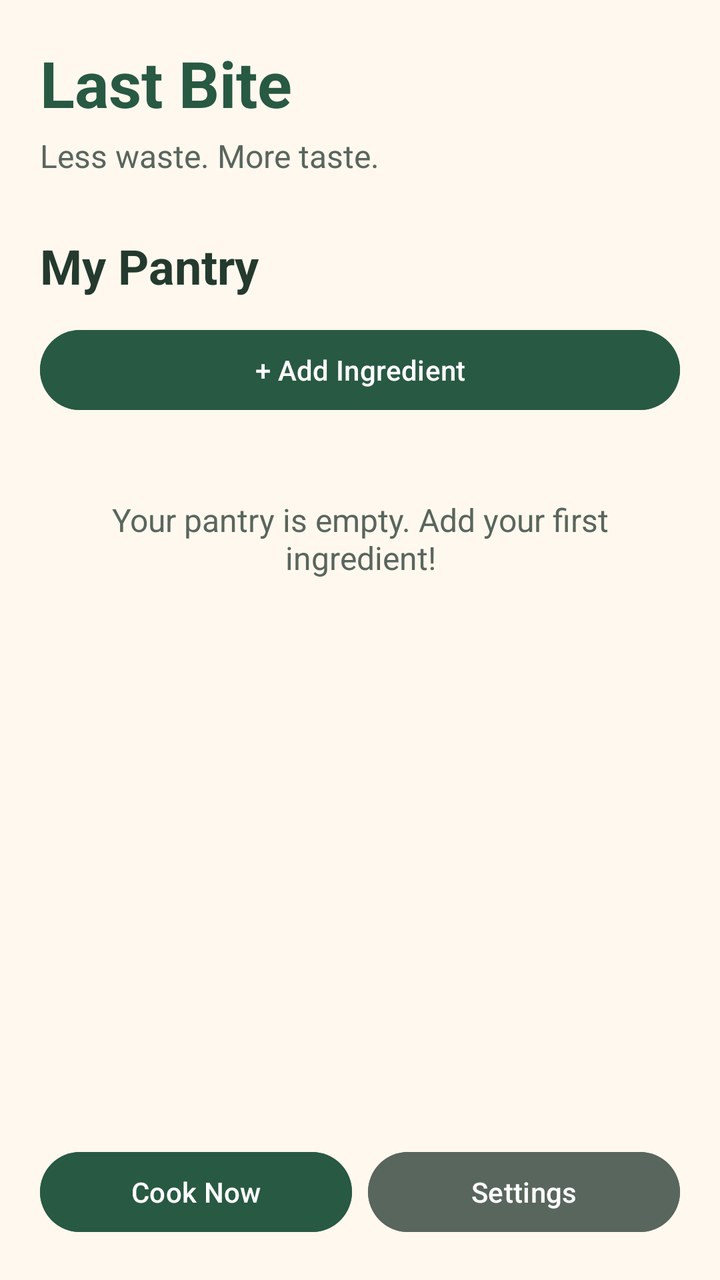
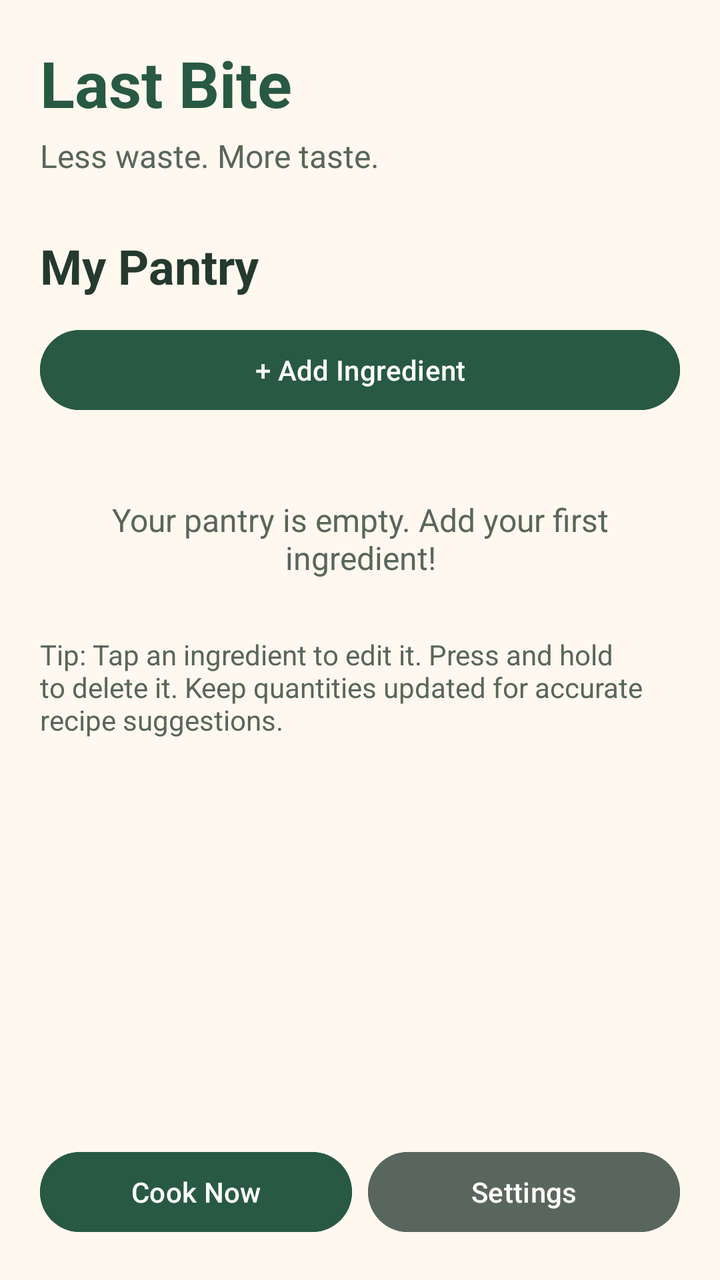

Compare the two renders of this Android layout. The source of the first and the diff that turns it into the second are given below.
<!-- AndroidManifest.xml: application theme Theme.LastBite -->
<!-- res/layout/activity_main.xml -->
<?xml version="1.0" encoding="utf-8"?>
<LinearLayout xmlns:android="http://schemas.android.com/apk/res/android"
    android:id="@+id/main"
    android:layout_width="match_parent"
    android:layout_height="match_parent"
    android:orientation="vertical"
    android:background="#FFF8EE">

    <LinearLayout
        android:layout_width="match_parent"
        android:layout_height="match_parent"
        android:orientation="vertical"
        android:padding="20dp">

        <TextView
            android:layout_width="match_parent"
            android:layout_height="wrap_content"
            android:text="Last Bite"
            android:textSize="32sp"
            android:textStyle="bold"
            android:textColor="#285943" />

        <TextView
            android:layout_width="match_parent"
            android:layout_height="wrap_content"
            android:layout_marginTop="4dp"
            android:text="Less waste. More taste."
            android:textSize="16sp"
            android:textColor="#59665D" />

        <TextView
            android:layout_width="match_parent"
            android:layout_height="wrap_content"
            android:layout_marginTop="28dp"
            android:text="My Pantry"
            android:textSize="24sp"
            android:textStyle="bold"
            android:textColor="#253A2E" />

        <Button
            android:id="@+id/btnAddIngredient"
            android:layout_width="match_parent"
            android:layout_height="wrap_content"
            android:layout_marginTop="12dp"
            android:text="+ Add Ingredient"
            android:textAllCaps="false"
            android:textColor="#FFFFFF"
            android:backgroundTint="#285943" />

        <TextView
            android:id="@+id/txtEmptyPantry"
            android:layout_width="match_parent"
            android:layout_height="wrap_content"
            android:layout_marginTop="24dp"
            android:padding="16dp"
            android:gravity="center"
            android:text="Your pantry is empty. Add your first ingredient!"
            android:textSize="16sp"
            android:textColor="#59665D" />

        <ListView
            android:id="@+id/listPantry"
            android:layout_width="match_parent"
            android:layout_height="0dp"
            android:layout_weight="1"
            android:divider="#DDDCD2"
            android:dividerHeight="1dp" />

        <LinearLayout
            android:layout_width="match_parent"
            android:layout_height="wrap_content"
            android:orientation="horizontal">

            <Button
                android:id="@+id/btnRecipes"
                android:layout_width="0dp"
                android:layout_height="wrap_content"
                android:layout_weight="1"
                android:layout_marginEnd="8dp"
                android:text="Cook Now"
                android:textAllCaps="false"
                android:textColor="#FFFFFF"
                android:backgroundTint="#285943" />

            <Button
                android:id="@+id/btnSettings"
                android:layout_width="0dp"
                android:layout_height="wrap_content"
                android:layout_weight="1"
                android:text="Settings"
                android:textAllCaps="false"
                android:textColor="#FFFFFF"
                android:backgroundTint="#59665D" />
        </LinearLayout>

    </LinearLayout>
</LinearLayout>
<!-- resources referenced by this layout -->
<resources>
  <style name="Theme.LastBite" parent="Base.Theme.LastBite" />
  <style name="Base.Theme.LastBite" parent="Theme.Material3.DayNight.NoActionBar">
          
          
      </style>
</resources>

<!-- the commit's change to res/layout/activity_main.xml (unified diff, before → after) -->
@@ -58,6 +58,16 @@
             android:textSize="16sp"
             android:textColor="#59665D" />
 
+        <TextView
+            android:id="@+id/txtPantryTips"
+            android:layout_width="match_parent"
+            android:layout_height="wrap_content"
+            android:layout_marginTop="12dp"
+            android:layout_marginBottom="12dp"
+            android:text="Tip: Tap an ingredient to edit it. Press and hold to delete it. Keep quantities updated for accurate recipe suggestions."
+            android:textColor="#59665D"
+            android:textSize="14sp" />
+
         <ListView
             android:id="@+id/listPantry"
             android:layout_width="match_parent"
